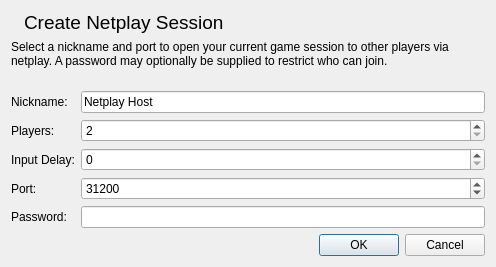
stenzek/duckstation, file src/duckstation-qt/createnetplaysessiondialog.ui: the form before one commit.
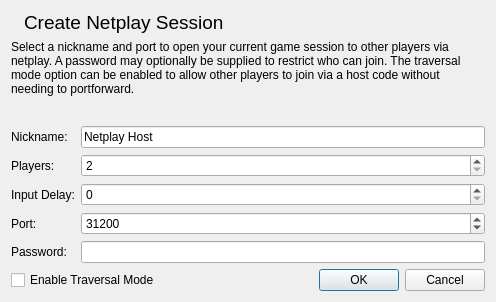
The form after the commit. Icons and pictures are not drawn.

Commit message: Netplay/UI update adding the traveral options to the ui. also added the roomcode to the onscreen overlay for now.

What changed in the file:
```diff
--- a/src/duckstation-qt/createnetplaysessiondialog.ui
+++ b/src/duckstation-qt/createnetplaysessiondialog.ui
@@ -10,7 +10,7 @@
     <x>0</x>
     <y>0</y>
     <width>496</width>
-    <height>267</height>
+    <height>302</height>
    </rect>
   </property>
   <property name="windowTitle">
@@ -53,7 +53,7 @@
    <item>
     <widget class="QLabel" name="label_3">
      <property name="text">
-      <string>Select a nickname and port to open your current game session to other players via netplay. A password may optionally be supplied to restrict who can join.</string>
+      <string>&lt;html&gt;&lt;head/&gt;&lt;body&gt;&lt;p&gt;Select a nickname and port to open your current game session to other players via netplay. A password may optionally be supplied to restrict who can join. The traversal mode option can be enabled to allow other players to join via a host code without needing to portforward.&lt;/p&gt;&lt;/body&gt;&lt;/html&gt;</string>
      </property>
      <property name="wordWrap">
       <bool>true</bool>
@@ -159,11 +159,22 @@
     </layout>
    </item>
    <item>
+    <layout class="QHBoxLayout" name="horizontalLayout_2">
+     <item>
+      <widget class="QCheckBox" name="traversal">
+       <property name="text">
+        <string>Enable Traversal Mode</string>
+       </property>
+      </widget>
+     </item>
+     <item>
     <widget class="QDialogButtonBox" name="buttonBox">
      <property name="standardButtons">
       <set>QDialogButtonBox::Cancel|QDialogButtonBox::Ok</set>
      </property>
     </widget>
+     </item>
+    </layout>
    </item>
   </layout>
  </widget>
```
Lines whose indentation alone changed are shown as unchanged. The commit also changes 8 other files.
